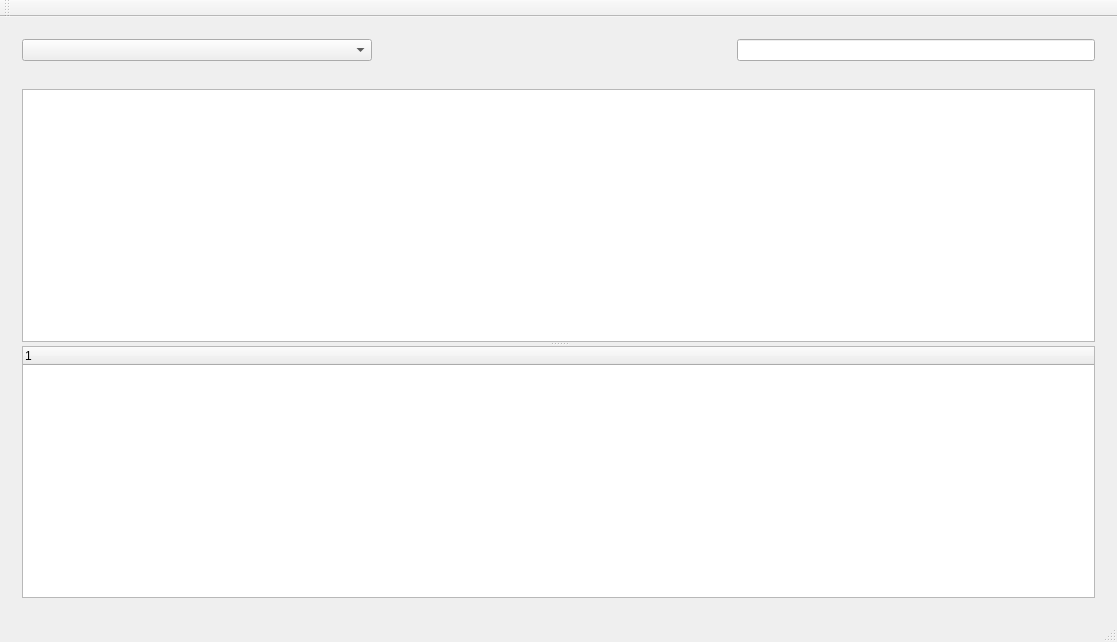
The window that mainwindow.ui (Louise4one/prj1-Sniffer) describes before a commit, drawn with Qt 5.
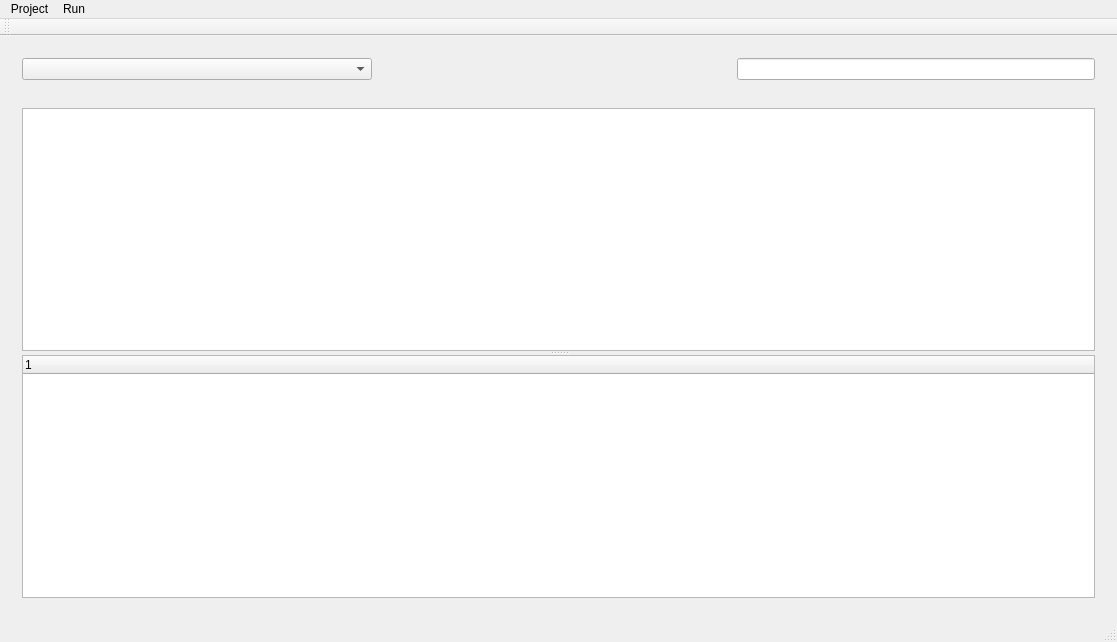
The same window after the commit. Icons and pictures are not drawn.

```diff
--- a/mainwindow.ui
+++ b/mainwindow.ui
@@ -79,6 +79,20 @@
      <height>26</height>
     </rect>
    </property>
+   <widget class="QMenu" name="menuproject">
+    <property name="title">
+     <string>Project</string>
+    </property>
+   </widget>
+   <widget class="QMenu" name="menurun">
+    <property name="title">
+     <string>Run</string>
+    </property>
+    <addaction name="actionRunAndStop"/>
+    <addaction name="actionClear"/>
+   </widget>
+   <addaction name="menuproject"/>
+   <addaction name="menurun"/>
   </widget>
   <widget class="QToolBar" name="mainToolBar">
    <attribute name="toolBarArea">
```
Left out of the diff: 22 changed lines with no effect on the pictures.
